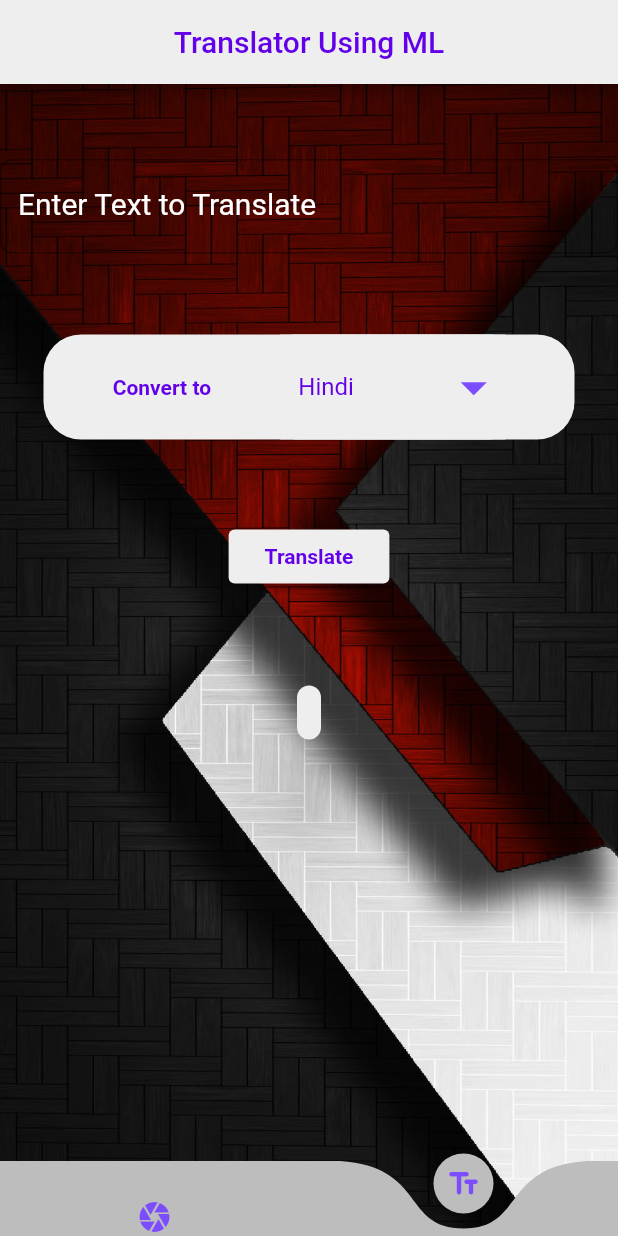
After one commit to SauravSK1011/AI_Translator, a Flutter app: the TextTranslate screen opened directly, on a phone screen of 412 x 824 dp. The commit adds this screen. Run offline on Flutter 3.47's test engine with Material 2 defaults, Android fonts, the phone set to English and light mode, and no system bars; drawn by our look-alikes of curved_navigation_bar; our stand-ins replace firebase_core, flutter_speed_dial, flutter_tts, image_picker; missing offline and left inert: firebase_ml_vision, translator; accounts and stored records are empty.

Commit message:
Added Translate From Text

```diff
--- a/lib/ml.dart
+++ b/lib/ml.dart
@@ -1,4 +1,6 @@
 import 'dart:io';
+import 'package:flutter_speed_dial/flutter_speed_dial.dart';
+import 'package:texttospeachapp/texttranslate.dart';
 import 'package:texttospeachapp/utils/languages.dart';
 
 import 'package:curved_navigation_bar/curved_navigation_bar.dart';
@@ -25,13 +27,8 @@ class _ImagetotextState extends State<Imagetotext> {
   Color dropdowncolor = Colors.grey.shade200;
   Color textcolor = Colors.deepPurpleAccent.shade700;
   Color iconcolor = Colors.deepPurpleAccent.shade700;
-
-  // List<String> languagesfrom = ["English"];
-  // String? selectedfrom = "English";
-
-  // List<String> languagesto = ["Hindi", "Marathi"];
   String? selectedto = "Hindi";
-  int initialindex = 1;
+  int initialindex = 0;
   late File _imagefile;
   final imagepicker = ImagePicker();
   bool isImageLoded = false;
@@ -44,12 +41,11 @@ class _ImagetotextState extends State<Imagetotext> {
   var output;
   final items = <Widget>[
     const Icon(
-      Icons.add_a_photo,
+      Icons.camera,
       color: Colors.deepPurpleAccent,
     ),
-    const Icon(Icons.menu, color: Colors.deepPurple),
-    const Icon(Icons.add_photo_alternate_rounded,
-        color: Colors.deepPurpleAccent),
+    // const Icon(Icons.menu, color: Colors.deepPurple),
+    const Icon(Icons.text_fields_rounded, color: Colors.deepPurpleAccent),
   ];
 
   translate(String text, String lang) async {
@@ -194,13 +190,11 @@ class _ImagetotextState extends State<Imagetotext> {
                                 ),
                                 value: selectedto,
                                 items: Translation_languages.select_languages
-                                    .map((language) =>
-                                        DropdownMenuItem<String>(
+                                    .map((language) => DropdownMenuItem<String>(
                                           value: language,
                                           child: Text(
                                             language,
-                                            style:
-                                                TextStyle(color: textcolor),
+                                            style: TextStyle(color: textcolor),
                                           ),
                                         ))
                                     .toList(),
@@ -219,7 +213,6 @@ class _ImagetotextState extends State<Imagetotext> {
                       ),
                     ),
                   ),
-
                   const SizedBox(
                     height: 50,
                   ),
@@ -312,15 +305,14 @@ class _ImagetotextState extends State<Imagetotext> {
                                 padding: const EdgeInsets.all(8.0),
                                 child: Text(
                                   output == null ? "" : output.toString(),
-                                  style: TextStyle(
-                                      color: textcolor, fontSize: 17),
+                                  style:
+                                      TextStyle(color: textcolor, fontSize: 17),
                                 ),
                               )),
                         ),
                       ],
                     ),
                   ),
-                  // Home(finaltext: finaltext)
                 ],
               ),
             ),
@@ -335,22 +327,40 @@ class _ImagetotextState extends State<Imagetotext> {
         items: items,
         onTap: (index) {
           if (index == 0) {
+          } else if (index == 1) {
+            Navigator.pushReplacement(context,
+                MaterialPageRoute(builder: (context) => const TextTranslate()));
+          }
+        },
+      ),
+      floatingActionButton: SpeedDial(
+        animatedIcon: AnimatedIcons.menu_close,
+        backgroundColor: textcolor,
+        overlayColor: Colors.black,
+        overlayOpacity: 0.7,
+        children: [
+          SpeedDialChild(
+            child: const Icon(Icons.add_a_photo),
+            label: "Add Image from Camera",
+            onTap: () {
               output = "";
 
               finaltext = "";
               _imageformcamara();
-          } else if (index == 2) {
+            },
+          ),
+          SpeedDialChild(
+            child: const Icon(Icons.add_photo_alternate_rounded),
+            label: "Add Image from Gallery",
+            onTap: () {
               output = "";
 
               finaltext = "";
               _imageformgallery();
-          }
             },
           ),
-      // floatingActionButton: FloatingActionButton(
-      //   onPressed: textfromImage,
-      //   child: Icon(Icons.check_sharp),
-      // ),
+        ],
+      ),
     );
   }
 }
--- /dev/null
+++ b/lib/texttranslate.dart
@@ -0,0 +1,239 @@
+import 'package:curved_navigation_bar/curved_navigation_bar.dart';
+import 'package:flutter/material.dart';
+import 'package:flutter_tts/flutter_tts.dart';
+import 'package:texttospeachapp/ml.dart';
+import 'package:texttospeachapp/utils/languages.dart';
+import 'package:translator/translator.dart';
+
+class TextTranslate extends StatefulWidget {
+  const TextTranslate({Key? key}) : super(key: key);
+
+  @override
+  _TextTranslateState createState() => _TextTranslateState();
+}
+
+class _TextTranslateState extends State<TextTranslate> {
+  Color color = Colors.grey.shade200;
+  Color buttoncolor = Colors.grey.shade200;
+  Color cardcolor = Colors.grey.shade200;
+  Color appbarbackgroundColor = Colors.grey.shade200;
+  Color bottomcolor = Colors.grey.shade400;
+  Color dropdowncolor = Colors.grey.shade200;
+  Color textcolor = Colors.deepPurpleAccent.shade700;
+  Color iconcolor = Colors.deepPurpleAccent.shade700;
+  String? selectedto = "Hindi";
+  bool isTranslate = true;
+  var finaltext = "";
+
+  TextEditingController textController = TextEditingController();
+  int initialindex = 1;
+  final items = <Widget>[
+    const Icon(
+      Icons.camera,
+      color: Colors.deepPurpleAccent,
+    ),
+    const Icon(Icons.text_fields_rounded, color: Colors.deepPurpleAccent),
+  ];
+  final translator = GoogleTranslator();
+  final FlutterTts flutterTts = FlutterTts();
+  var output;
+  translate(String text, String lang) async {
+    await translator.translate(text, to: lang).then((value) {
+      setState(() {
+        output = value;
+
+        isTranslate = true;
+      });
+    });
+    await flutterTts.setLanguage(lang);
+    await flutterTts.setPitch(0.7);
+    await flutterTts.speak(output.toString());
+  }
+
+  @override
+  Widget build(BuildContext context) {
+    return Scaffold(
+      extendBody: true,
+      appBar: AppBar(
+        backgroundColor: appbarbackgroundColor,
+        title: Center(
+            child: Text(
+          "Translator Using ML",
+          style: TextStyle(color: textcolor),
+        )),
+      ),
+      body: Container(
+        height: MediaQuery.of(context).size.height,
+        decoration: const BoxDecoration(
+          image: DecorationImage(
+            image: AssetImage("assets/background.jpg"),
+            fit: BoxFit.cover,
+          ),
+        ),
+        child: SingleChildScrollView(
+          child: Center(
+            child: Column(
+              children: [
+                SizedBox(
+                  height: 50,
+                ),
+                TextFormField(
+                  keyboardType: TextInputType.multiline,
+                  maxLines: null,
+                  controller: textController,
+                  style: TextStyle(color: Colors.white, fontSize: 20.0),
+                  decoration: const InputDecoration(
+                    labelText: 'Enter Text to Translate',
+                    labelStyle: TextStyle(fontSize: 20.0, color: Colors.white),
+                    // hintText: "Enter Text",
+                    // hintStyle: TextStyle(fontSize: 20.0, color: Colors.white),
+                    border: OutlineInputBorder(
+                      borderRadius: BorderRadius.all(Radius.circular(8)),
+                      borderSide: BorderSide(
+                        color: Colors.teal,
+                      ),
+                    ),
+                  ),
+                ),
+                SizedBox(
+                  height: 50,
+                ),
+                Padding(
+                  padding: const EdgeInsets.only(left: 25, right: 25),
+                  child: Card(
+                    color: dropdowncolor,
+                    shape: RoundedRectangleBorder(
+                        borderRadius: BorderRadius.circular(25)),
+                    elevation: 25,
+                    child: Container(
+                      height: 70,
+                      child: Row(
+                        mainAxisAlignment: MainAxisAlignment.spaceEvenly,
+                        children: [
+                          Text(
+                            "Convert to",
+                            style: TextStyle(
+                                color: textcolor, fontWeight: FontWeight.bold),
+                          ),
+                          Container(
+                            decoration: BoxDecoration(color: color),
+                            // color: Colors.white,
+                            width: 150,
+                            child: DropdownButtonFormField<String>(
+                              decoration: InputDecoration(
+                                hoverColor: color,
+                                fillColor: color,
+                                enabledBorder: OutlineInputBorder(
+                                  borderRadius:
+                                      BorderRadius.all(Radius.circular(10)),
+                                  borderSide:
+                                      BorderSide(width: 5, color: color),
+                                ),
+                              ),
+                              value: selectedto,
+                              items: Translation_languages.select_languages
+                                  .map((language) => DropdownMenuItem<String>(
+                                        value: language,
+                                        child: Text(
+                                          language,
+                                          style: TextStyle(color: textcolor),
+                                        ),
+                                      ))
+                                  .toList(),
+                              onChanged: (language) =>
+                                  setState(() => selectedto = language),
+                              icon: Icon(
+                                Icons.arrow_drop_down,
+                                color: Colors.deepPurpleAccent,
+                              ),
+                              iconSize: 42,
+                              // // underline: SizedBox(),
+                            ),
+                          ),
+                        ],
+                      ),
+                    ),
+                  ),
+                ),
+                SizedBox(
+                  height: 50,
+                ),
+                Center(
+                  child: Column(
+                    children: [
+                      ElevatedButton(
+                          style: ElevatedButton.styleFrom(
+                            primary: buttoncolor,
+                          ),
+                          onPressed: () {
+                            setState(() {
+                              isTranslate = false;
+                            });
+                            output = "";
+                            setState(() {
+                              finaltext = textController.text;
+                            });
+                            translate(
+                                finaltext,
+                                Translation_languages.getLanguageCode(
+                                    selectedto!));
+                          },
+                          child: isTranslate
+                              ? Padding(
+                                  padding: EdgeInsets.all(8.0),
+                                  child: Text(
+                                    "Translate",
+                                    style: TextStyle(
+                                        color: textcolor,
+                                        fontWeight: FontWeight.bold),
+                                  ),
+                                )
+                              : Padding(
+                                  padding: EdgeInsets.all(8.0),
+                                  child: CircularProgressIndicator(
+                                    color: textcolor,
+                                  ),
+                                )),
+                      SizedBox(
+                        height: 50,
+                      ),
+                      Padding(
+                        padding: const EdgeInsets.all(8.0),
+                        child: Card(
+                            color: cardcolor,
+                            shape: RoundedRectangleBorder(
+                                borderRadius: BorderRadius.circular(8)),
+                            elevation: 25,
+                            child: Padding(
+                              padding: const EdgeInsets.all(8.0),
+                              child: Text(
+                                output == null ? "" : output.toString(),
+                                style:
+                                    TextStyle(color: textcolor, fontSize: 17),
+                              ),
+                            )),
+                      ),
+                    ],
+                  ),
+                ),
+              ],
+            ),
+          ),
+        ),
+      ),
+      bottomNavigationBar: CurvedNavigationBar(
+        color: bottomcolor,
+        index: initialindex,
+        height: 50,
+        backgroundColor: Colors.transparent,
+        items: items,
+        onTap: (index) {
+          if (index == 0) {
+            Navigator.pushReplacement(context,
+                MaterialPageRoute(builder: (context) => const Imagetotext()));
+          } else if (index == 1) {}
+        },
+      ),
+    );
+  }
+}
--- a/pubspec.yaml
+++ b/pubspec.yaml
@@ -41,6 +41,8 @@ dependencies:
   image_picker: ^0.8.4+8
   firebase_core: ^1.12.0
   curved_navigation_bar: ^1.0.3
+  flutter_speed_dial: ^5.0.0+1
+
 
 
 
```
Also changed, not shown: lib/main.dart (+0 -11 lines), lib/widget/bottom_Navigation_Bar.dart (+34 -56 lines), pubspec.lock. Lines whose indentation alone changed are shown as unchanged.
